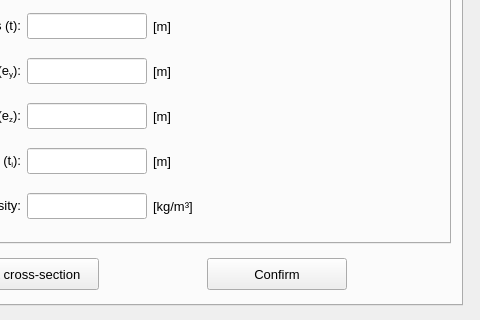
Above: pulse/interface/data/ui_files/model/setup/cross_section/cross_section_widget.ui from open-pulse/OpenPulse before the change; both pictures show x 174 to 654 and y 180 to 500 of the 654 by 500 pixel window. Below: the same form after it.
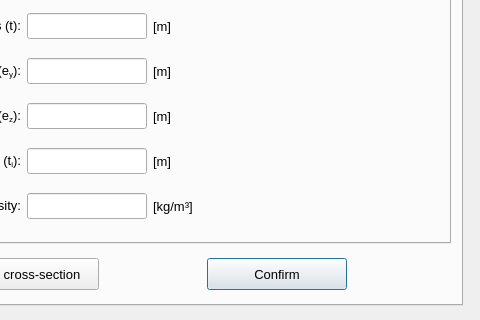
That is the form after the change. Icons and pictures are not drawn.

```diff
--- a/pulse/interface/data/ui_files/model/setup/cross_section/cross_section_widget.ui
+++ b/pulse/interface/data/ui_files/model/setup/cross_section/cross_section_widget.ui
@@ -192,6 +192,9 @@
             <property name="shortcut">
              <string>Ctrl+Return</string>
             </property>
+            <property name="default">
+             <bool>true</bool>
+            </property>
            </widget>
           </item>
          </layout>
```
Left out of the diff: 6 changed lines with no effect on the pictures.
